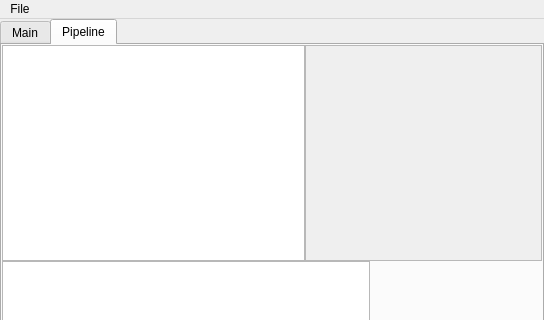
Qt form applications/hedgehog/mainwindow.ui (Lawyar/ecsms) before a commit; both pictures show x 0 to 544 and y 0 to 320 of the 544 by 479 pixel window.
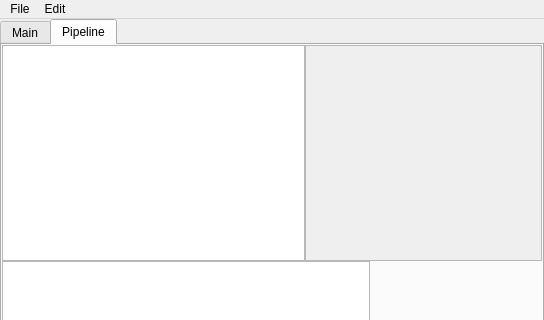
The same form after that commit. Icons and pictures are not drawn. Custom widgets are drawn as their Qt base class.

Commit message: new action on menu bar

```diff
--- a/applications/hedgehog/mainwindow.ui
+++ b/applications/hedgehog/mainwindow.ui
@@ -416,7 +416,15 @@
     <addaction name="actionOpen"/>
     <addaction name="actionSave"/>
    </widget>
+   <widget class="QMenu" name="menuEdit">
+    <property name="title">
+     <string>Edit</string>
+    </property>
+    <addaction name="actionUndo"/>
+    <addaction name="actionRedo"/>
+   </widget>
    <addaction name="menuFile"/>
+   <addaction name="menuEdit"/>
   </widget>
   <action name="actionOpen">
    <property name="checkable">
```
Left out of the diff: 48 changed lines with no effect on the pictures. The commit also changes 9 other files.
